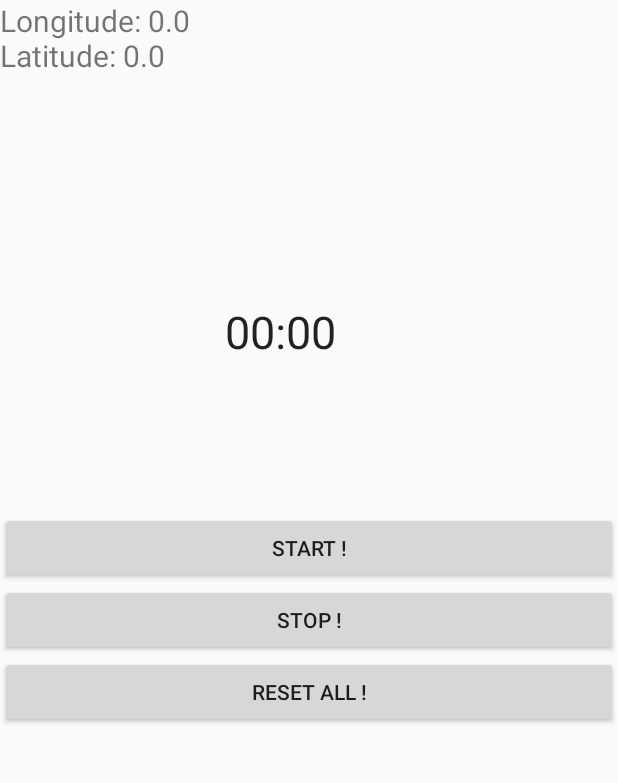
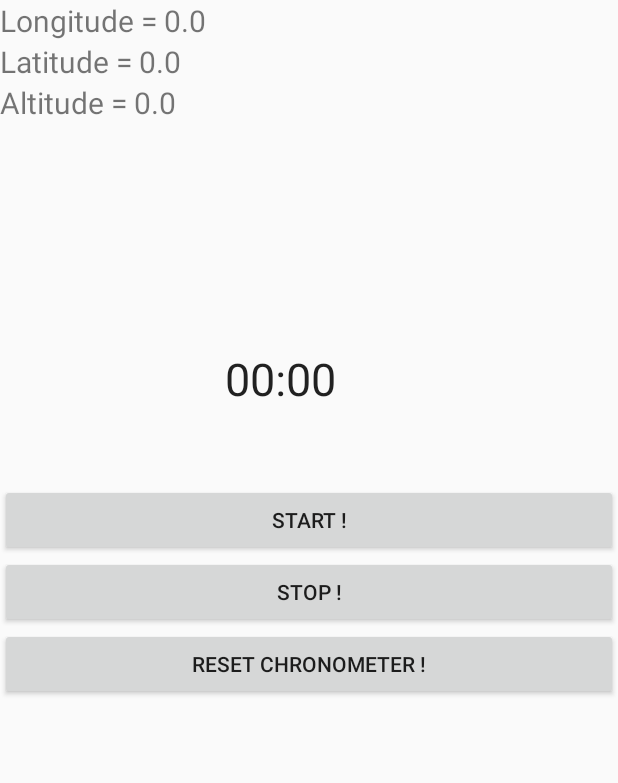
Before and after one commit to GauthierDenglos/AndroidGpsXplorer, an Android app: the screen it shows after launch (MainActivity), on a phone screen of 412 x 824 dp, the part 175-958 px from its top. Run offline under Robolectric (Android 15) with nearby library versions, the phone set to English and light mode, and no system bars.

Commit message:
Alt Long et lat qui fonctionnent et s'updates

```diff
--- a/trailXplorer/app/src/main/java/com/javahelps/trailxplorer/MainActivity.java
+++ b/trailXplorer/app/src/main/java/com/javahelps/trailxplorer/MainActivity.java
@@ -7,6 +7,7 @@ import android.content.pm.PackageManager;
 import android.location.Location;
 import android.location.LocationListener;
 import android.location.LocationManager;
+import android.os.Handler;
 import android.os.SystemClock;
 import android.support.v4.app.ActivityCompat;
 import android.support.v7.app.ActionBar;
@@ -16,6 +17,7 @@ import android.view.View;
 import android.widget.Button;
 import android.widget.Chronometer;
 import android.widget.TextView;
+import android.widget.Toast;
 
 public class MainActivity extends AppCompatActivity implements LocationListener {
 
@@ -25,8 +27,15 @@ public class MainActivity extends AppCompatActivity implements LocationListener
     private boolean running;
 
     //Location: Altitude, longitude and Latitude
-    private TextView textview;
+    private TextView textview_lat;
+    private TextView textview_long;
+    private TextView textview_alt;
     private LocationManager locationManager;
+    private Handler handler;
+    private Location location;
+    private double latitude;
+    private double longitude;
+    private double altitude;
 
     @Override
     protected void onCreate(Bundle savedInstanceState) {
@@ -41,6 +50,8 @@ public class MainActivity extends AppCompatActivity implements LocationListener
         Button stopBtn = (Button) findViewById(R.id.launchActivity);
         Button startBtn = (Button) findViewById(R.id.createGpx);
         Button resetBtn = (Button) findViewById(R.id.resetAll);
+        //Button pauseBtn = (Button) findViewById(R.id.pauseChrono);
+
         stopBtn.setOnClickListener(new View.OnClickListener() {
             @Override
             public void onClick(View v) {
@@ -62,47 +73,59 @@ public class MainActivity extends AppCompatActivity implements LocationListener
             }
         });
 
-        textview = (TextView) findViewById(R.id.id_textview);
+        /*pauseBtn.setOnClickListener(new View.OnClickListener() {
+            @Override
+            public void onClick(View v) {
+                pauseChronometer(v);
+            }
+        });*/
 
-        locationManager = (LocationManager) getSystemService(Context.LOCATION_SERVICE);
+        textview_lat = (TextView) findViewById(R.id.textview_lat);
+        textview_long = (TextView) findViewById(R.id.textview_long);
+        textview_alt = (TextView) findViewById(R.id.textview_alt);
 
+        handler = new Handler();
+
+        locationManager = (LocationManager) this.getSystemService(Context.LOCATION_SERVICE);
         if (ActivityCompat.checkSelfPermission(this, Manifest.permission.ACCESS_FINE_LOCATION)
                 != PackageManager.PERMISSION_GRANTED && ActivityCompat.checkSelfPermission(this, Manifest.permission.ACCESS_COARSE_LOCATION)
                 != PackageManager.PERMISSION_GRANTED) {
             // TODO: Consider calling
-            //  ActivityCompat#requestPermissions
+            //    ActivityCompat#requestPermissions
             // here to request the missing permissions, and then overriding
-            // public void onRequestPermissionsResult(int requestCode, String[] permissions, int[] grantResults)
+            //   public void onRequestPermissionsResult(int requestCode, String[] permissions,
+            //                                          int[] grantResults)
             // to handle the case where the user grants the permission. See the documentation
             // for ActivityCompat#requestPermissions for more details.
             return;
         }
-        Location location = locationManager.getLastKnownLocation(locationManager.NETWORK_PROVIDER);
+        locationManager.requestLocationUpdates(LocationManager.NETWORK_PROVIDER, 0, 0, this);
+        location = locationManager.getLastKnownLocation(LocationManager.NETWORK_PROVIDER);
+        if (location != null){
+            latitude = location.getLatitude();
+            longitude = location.getLongitude();
+            altitude = location.getAltitude();
+        }
 
-        onLocationChanged(location);
+        handler.postDelayed(runLocation, 1000);
     }
 
-    public void startChronometer (View v){
-        if(!running){
-            pauseOffset = SystemClock.elapsedRealtime() - chronometer.getBase();
-            chronometer.setBase(SystemClock.elapsedRealtime() - pauseOffset);
-            chronometer.start();
-            running = true;
+    public Runnable runLocation = new Runnable(){
+        @Override
+        public void run() {
+            textview_lat.setText("Latitude = " + String.valueOf(latitude));
+            textview_long.setText("Longitude = " + String.valueOf(longitude));
+            textview_alt.setText("Altitude = " + String.valueOf(altitude));
+            Toast.makeText(MainActivity.this, "location check", Toast.LENGTH_SHORT).show();
+            MainActivity.this.handler.postDelayed(MainActivity.this.runLocation, 10000);
         }
-
-    }
-
-    public void resetChronometer (View v){
-        chronometer.setBase(SystemClock.elapsedRealtime());
-        pauseOffset = 0;
-    }
+    };
 
     @Override
     public void onLocationChanged(Location location) {
-        double longitude = location.getLongitude();
-        double latitude = location.getLatitude();
-        textview.setText("Longitude: " + longitude + "\n" + "Latitude: " + latitude);
-
+        latitude = location.getLatitude();
+        longitude = location.getLongitude();
+        altitude = location.getAltitude();
     }
 
     @Override
@@ -119,4 +142,27 @@ public class MainActivity extends AppCompatActivity implements LocationListener
     public void onProviderDisabled(String provider) {
 
     }
+
+    public void startChronometer (View v){
+        if(!running){
+            chronometer.setBase(SystemClock.elapsedRealtime() - pauseOffset);
+            chronometer.start();
+            running = true;
+        }
+
+    }
+
+    /*public void pauseChronometer (View v){
+        if(running){
+            chronometer.stop();
+            pauseOffset = SystemClock.elapsedRealtime() - chronometer.getBase();
+            running = false;
+        }
+
+    }*/
+
+    public void resetChronometer (View v){
+        chronometer.setBase(SystemClock.elapsedRealtime());
+        pauseOffset = 0;
+    }
 }
--- a/trailXplorer/app/src/main/res/layout/activity_main.xml
+++ b/trailXplorer/app/src/main/res/layout/activity_main.xml
@@ -13,13 +13,24 @@
         android:layout_marginTop="10dp"
         android:textSize="20sp"
         android:text="Welcome to the GpsXplorer app ! Press start to launch the record : "/>
-
     <TextView
         android:layout_width="wrap_content"
         android:layout_height="wrap_content"
         android:textSize="20sp"
-        android:text="Hello World!"
-        android:id="@+id/id_textview" />
+        android:text="Longitude = "
+        android:id="@+id/textview_long" />
+    <TextView
+        android:layout_width="wrap_content"
+        android:layout_height="wrap_content"
+        android:text="Latitude = "
+        android:textSize="20sp"
+        android:id="@+id/textview_lat" />
+    <TextView
+        android:layout_width="wrap_content"
+        android:layout_height="wrap_content"
+        android:text="Altitude = "
+        android:textSize="20sp"
+        android:id="@+id/textview_alt" />
 
     <Chronometer
         android:layout_width="wrap_content"
@@ -33,19 +44,22 @@
         android:layout_width="match_parent"
         android:layout_height="wrap_content"
         android:text="Start !"
-        android:layout_marginTop="100dp"
+        android:layout_marginTop="50dp"
         android:id="@+id/createGpx"/>
-
     <Button
         android:layout_width="match_parent"
         android:layout_height="wrap_content"
         android:text="Stop !"
         android:id="@+id/launchActivity"/>
-
     <Button
         android:layout_width="match_parent"
         android:layout_height="wrap_content"
-        android:text="Reset all !"
+        android:text="Reset Chronometer !"
         android:id="@+id/resetAll"/>
+    <!--<Button
+        android:layout_width="match_parent"
+        android:layout_height="wrap_content"
+        android:text="Pause Chronometer !"
+        android:id="@+id/pauseChrono"/>-->
 
 </LinearLayout>
```
